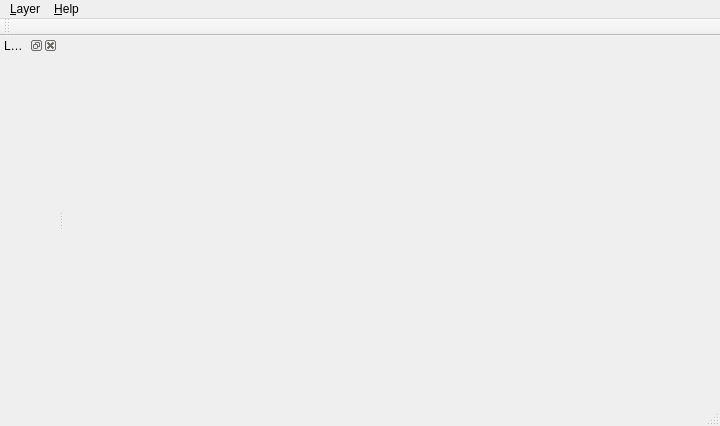
Above: TinyGIS/TinyGIS.ui from chenhaoen/TinyGIS before the change. Below: the same form after it.
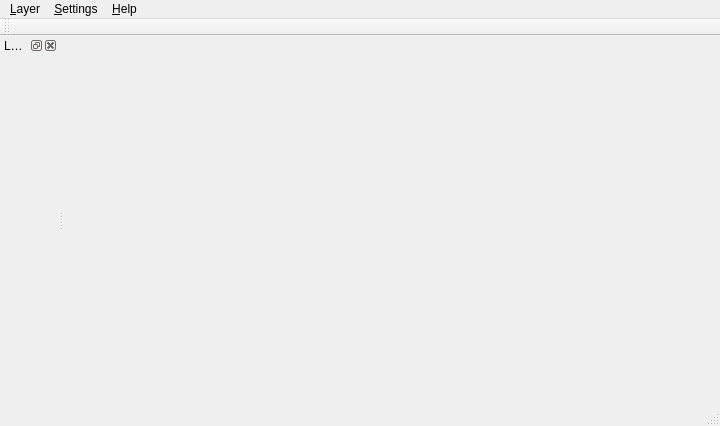
That is the form after the change. Icons and pictures are not drawn.

What changed in the file:
```diff
--- a/TinyGIS/TinyGIS.ui
+++ b/TinyGIS/TinyGIS.ui
@@ -36,7 +36,14 @@
     </property>
     <addaction name="actionAbout_TinyGIS"/>
    </widget>
+   <widget class="QMenu" name="menu_Settings">
+    <property name="title">
+     <string>&amp;Settings</string>
+    </property>
+    <addaction name="action_Options"/>
+   </widget>
    <addaction name="menuLayer"/>
+   <addaction name="menu_Settings"/>
    <addaction name="menu_About"/>
   </widget>
   <widget class="QToolBar" name="mainToolBar">
```
Left out of the diff: 12 changed lines with no effect on the pictures.
